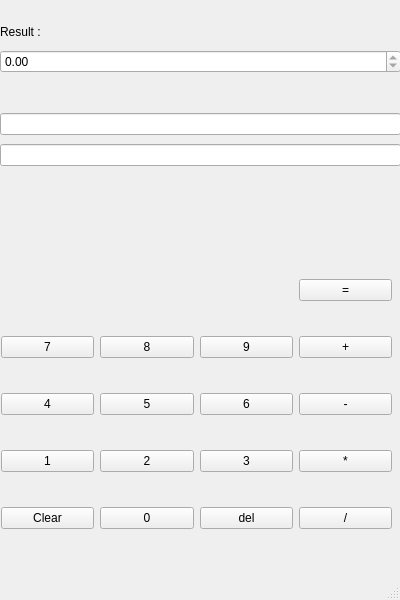
Above: Simple/FirstWindow.ui from navidnasyry/simple-calculator before the change. Below: the same form after it.
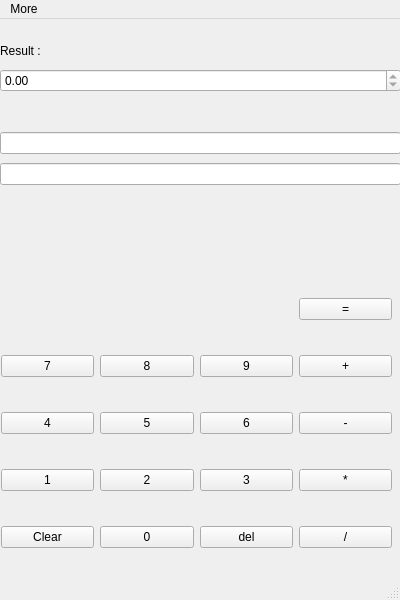
That is the form after the change.

Commit message: start toolbar menu

The edit to the form file:
```diff
--- a/Simple/FirstWindow.ui
+++ b/Simple/FirstWindow.ui
@@ -10,6 +10,18 @@
     <height>600</height>
    </rect>
   </property>
+  <property name="minimumSize">
+   <size>
+    <width>400</width>
+    <height>600</height>
+   </size>
+  </property>
+  <property name="maximumSize">
+   <size>
+    <width>400</width>
+    <height>600</height>
+   </size>
+  </property>
   <property name="windowTitle">
    <string>MainWindow</string>
   </property>
@@ -78,7 +90,7 @@
      </item>
     </layout>
    </widget>
-   <widget class="QWidget" name="">
+   <widget class="QWidget" name="layoutWidget">
     <property name="geometry">
      <rect>
       <x>1</x>
@@ -267,6 +279,15 @@
      <height>23</height>
     </rect>
    </property>
+   <widget class="QMenu" name="menumore">
+    <property name="title">
+     <string>More</string>
+    </property>
+    <addaction name="actionHistory"/>
+    <addaction name="actionClean_History"/>
+    <addaction name="actionExit"/>
+   </widget>
+   <addaction name="menumore"/>
   </widget>
   <widget class="QStatusBar" name="statusbar"/>
  </widget>
```
Left out of the diff: 15 changed lines with no effect on the pictures. The commit also changes 4 other files.
